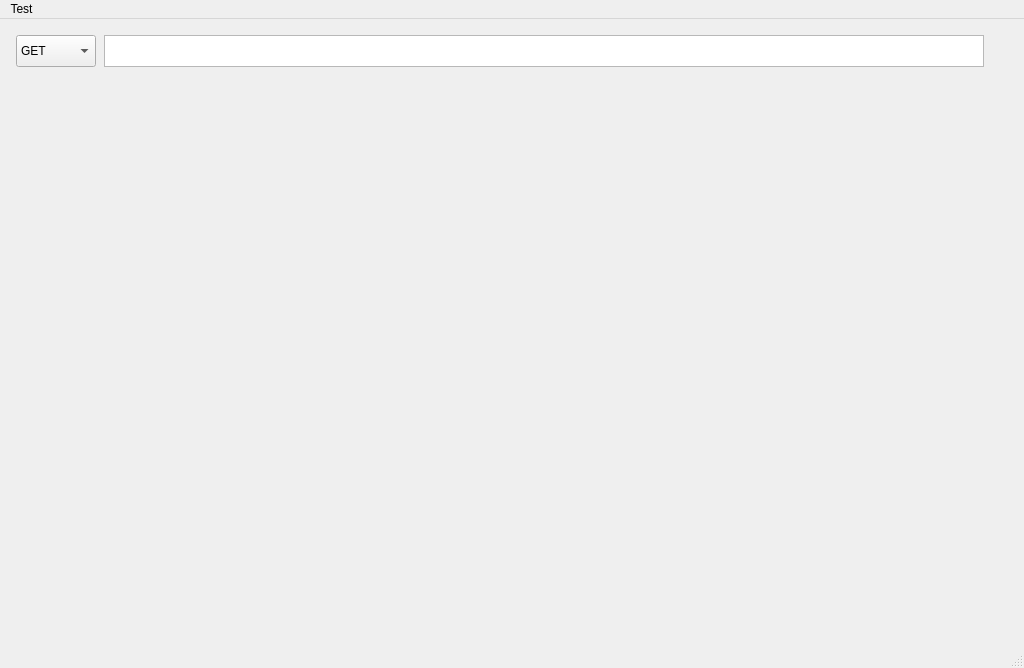
The window that requestandresponse.ui (tjcccc/RequestAndResponse) describes before a commit, drawn with Qt 5.
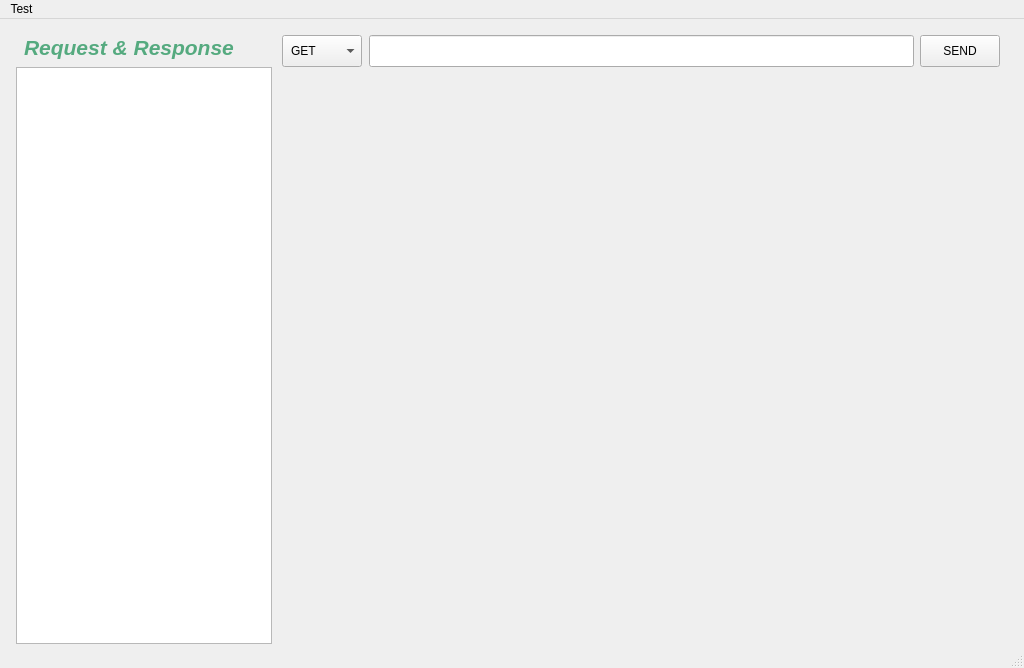
The same window after the commit.

```diff
--- a/requestandresponse.ui
+++ b/requestandresponse.ui
@@ -15,14 +15,21 @@
   </property>
   <widget class="QWidget" name="centralwidget">
    <widget class="QComboBox" name="methodTypeComboBox">
+    <property name="enabled">
+     <bool>true</bool>
+    </property>
     <property name="geometry">
      <rect>
-      <x>16</x>
+      <x>282</x>
       <y>16</y>
       <width>80</width>
       <height>32</height>
      </rect>
     </property>
+    <property name="styleSheet">
+     <string notr="true">padding: 0 0 0 8px;
+</string>
+    </property>
     <item>
      <property name="text">
       <string>GET</string>
@@ -44,26 +51,53 @@
      </property>
     </item>
    </widget>
-   <widget class="QPlainTextEdit" name="uriPlainTextEdit">
+   <widget class="QLineEdit" name="uriLineEdit">
     <property name="geometry">
      <rect>
-      <x>104</x>
+      <x>369</x>
       <y>16</y>
-      <width>880</width>
+      <width>545</width>
       <height>32</height>
      </rect>
     </property>
-    <property name="sizePolicy">
-     <sizepolicy hsizetype="Expanding" vsizetype="Expanding">
-      <horstretch>0</horstretch>
-      <verstretch>0</verstretch>
-     </sizepolicy>
+    <property name="styleSheet">
+     <string notr="true">padding: 0 0 0 8px;</string>
     </property>
-    <property name="verticalScrollBarPolicy">
-     <enum>Qt::ScrollBarAlwaysOff</enum>
+   </widget>
+   <widget class="QPushButton" name="sendPushButton">
+    <property name="geometry">
+     <rect>
+      <x>920</x>
+      <y>16</y>
+      <width>80</width>
+      <height>32</height>
+     </rect>
     </property>
-    <property name="horizontalScrollBarPolicy">
-     <enum>Qt::ScrollBarAlwaysOff</enum>
+    <property name="text">
+     <string>SEND</string>
+    </property>
+   </widget>
+   <widget class="QListView" name="RequestsListView">
+    <property name="geometry">
+     <rect>
+      <x>16</x>
+      <y>48</y>
+      <width>256</width>
+      <height>577</height>
+     </rect>
+    </property>
+   </widget>
+   <widget class="QLabel" name="label">
+    <property name="geometry">
+     <rect>
+      <x>24</x>
+      <y>16</y>
+      <width>241</width>
+      <height>25</height>
+     </rect>
+    </property>
+    <property name="text">
+     <string>&lt;html&gt;&lt;head/&gt;&lt;body&gt;&lt;p&gt;&lt;span style=&quot; font-size:16pt; font-weight:700; font-style:italic; color:#55aa7f;&quot;&gt;Request &amp;amp; Response&lt;/span&gt;&lt;/p&gt;&lt;/body&gt;&lt;/html&gt;</string>
     </property>
    </widget>
   </widget>
```
Left out of the diff: 6 changed lines with no effect on the pictures.
